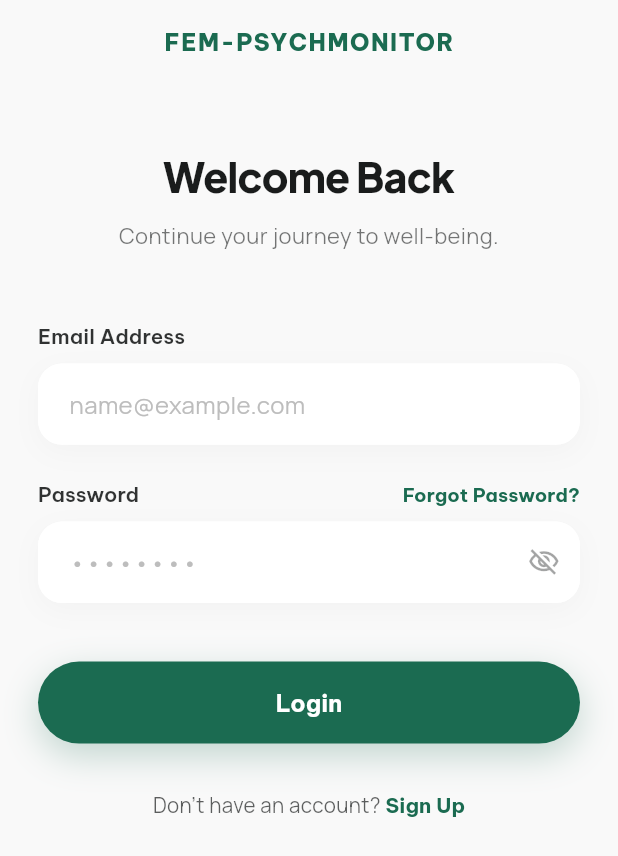
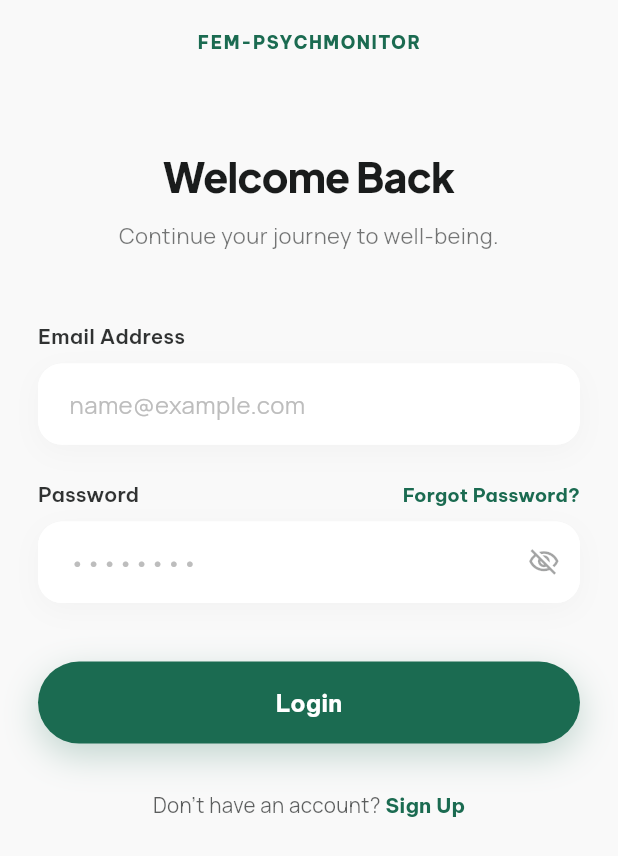
Before and after one commit to ahmaadn/fem_psychmonitor, a Flutter app: the LoginPage screen opened by its route, on a phone screen of 412 x 824 dp. Shown: the top 856 px of the screen. Run offline on Flutter 3.47's test engine with Material 3 defaults, Android fonts, the phone set to English and light mode, and no system bars; our stand-ins replace flutter_screenutil, go_router, google_fonts.

Commit message:
feat: implement CustomAppBar for consistent app navigation

```diff
--- a/lib/pages/auth/login_page.dart
+++ b/lib/pages/auth/login_page.dart
@@ -1,5 +1,6 @@
 import 'package:fem_psychmonitor/app/config/app_colors.dart';
 import 'package:fem_psychmonitor/widgets/auth_footer_prompt.dart';
+import 'package:fem_psychmonitor/widgets/custom_app_bar.dart';
 import 'package:fem_psychmonitor/widgets/custom_text_field.dart';
 import 'package:fem_psychmonitor/widgets/primary_button.dart';
 import 'package:flutter/material.dart';
@@ -13,20 +14,9 @@ class LoginPage extends StatelessWidget {
   Widget build(BuildContext context) {
     return Scaffold(
       backgroundColor: AppColors.background,
-      appBar: AppBar(
+      appBar: CustomAppBar(
         backgroundColor: Colors.transparent,
-        automaticallyImplyLeading: false,
-        // centerTitle: false,
-        elevation: 0,
-        title: Text(
-          'FEM-PSYCHMONITOR',
-          style: Theme.of(context).textTheme.labelLarge?.copyWith(
-            fontSize: 16.sp,
-            fontWeight: FontWeight.w800,
-            letterSpacing: 1.0,
-            color: AppColors.primary,
-          ),
-        ),
+        showBackButton: true,
       ),
       body: SafeArea(
         child: SingleChildScrollView(
@@ -35,7 +25,6 @@ class LoginPage extends StatelessWidget {
             crossAxisAlignment: CrossAxisAlignment.center,
             children: [
               SizedBox(height: 48.h),
-
               Text(
                 'Welcome Back',
                 style: Theme.of(context).textTheme.displayLarge?.copyWith(
@@ -45,9 +34,7 @@ class LoginPage extends StatelessWidget {
                   letterSpacing: -0.5,
                 ),
               ),
-
               SizedBox(height: 12.h),
-
               Text(
                 'Continue your journey to well-being.',
                 textAlign: TextAlign.center,
@@ -57,9 +44,7 @@ class LoginPage extends StatelessWidget {
                   height: 1.5,
                 ),
               ),
-
               SizedBox(height: 48.h),
-
               Form(
                 child: Column(
                   children: [
@@ -68,9 +53,7 @@ class LoginPage extends StatelessWidget {
                       hintText: 'name@example.com',
                       keyboardType: TextInputType.emailAddress,
                     ),
-
                     SizedBox(height: 24.h),
-
                     CustomTextField(
                       label: 'Password',
                       hintText: '••••••••',
@@ -90,16 +73,12 @@ class LoginPage extends StatelessWidget {
                         ),
                       ),
                     ),
-
                     SizedBox(height: 40.h),
-
                     PrimaryButton(text: 'Login', onPressed: () {}),
                   ],
                 ),
               ),
-
               SizedBox(height: 32.h),
-
               Center(
                 child: AuthFooterPrompt(
                   text: 'Don\'t have an account? ',
@@ -109,7 +88,6 @@ class LoginPage extends StatelessWidget {
                   },
                 ),
               ),
-
               SizedBox(height: 32.h),
             ],
           ),
--- /dev/null
+++ b/lib/widgets/custom_app_bar.dart
@@ -0,0 +1,59 @@
+import 'package:fem_psychmonitor/app/config/app_colors.dart';
+import 'package:flutter/material.dart';
+import 'package:flutter_screenutil/flutter_screenutil.dart';
+import 'package:go_router/go_router.dart';
+
+class CustomAppBar extends StatelessWidget implements PreferredSizeWidget {
+  final String title;
+  final Widget? leading;
+  final List<Widget>? actions;
+  final bool showBackButton;
+  final Color? backgroundColor;
+
+  const CustomAppBar({
+    super.key,
+    this.title = 'FEM-PSYCHMONITOR',
+    this.leading,
+    this.actions,
+    this.showBackButton = true,
+    this.backgroundColor,
+  });
+
+  @override
+  Widget build(BuildContext context) {
+    return AppBar(
+      backgroundColor: backgroundColor ?? Colors.transparent,
+      elevation: 0,
+      centerTitle: true,
+
+      leading:
+          leading ??
+          (showBackButton && context.canPop()
+              ? IconButton(
+                  icon: Icon(
+                    Icons.arrow_back_rounded,
+                    color: AppColors.primary.withAlpha(127),
+                  ),
+                  onPressed: () {
+                    context.pop();
+                  },
+                )
+              : null),
+
+      title: Text(
+        title,
+        style: Theme.of(context).textTheme.labelLarge?.copyWith(
+          fontSize: 12.sp,
+          fontWeight: FontWeight.w800,
+          letterSpacing: 1.0,
+          color: AppColors.primary,
+        ),
+      ),
+
+      actions: actions != null ? [...actions!, SizedBox(width: 8.w)] : null,
+    );
+  }
+
+  @override
+  Size get preferredSize => const Size.fromHeight(kToolbarHeight);
+}
```
Also changed, not shown: lib/pages/auth/forgot_password_page.dart (+3 -31 lines), lib/pages/auth/register_page.dart (+3 -30 lines).
